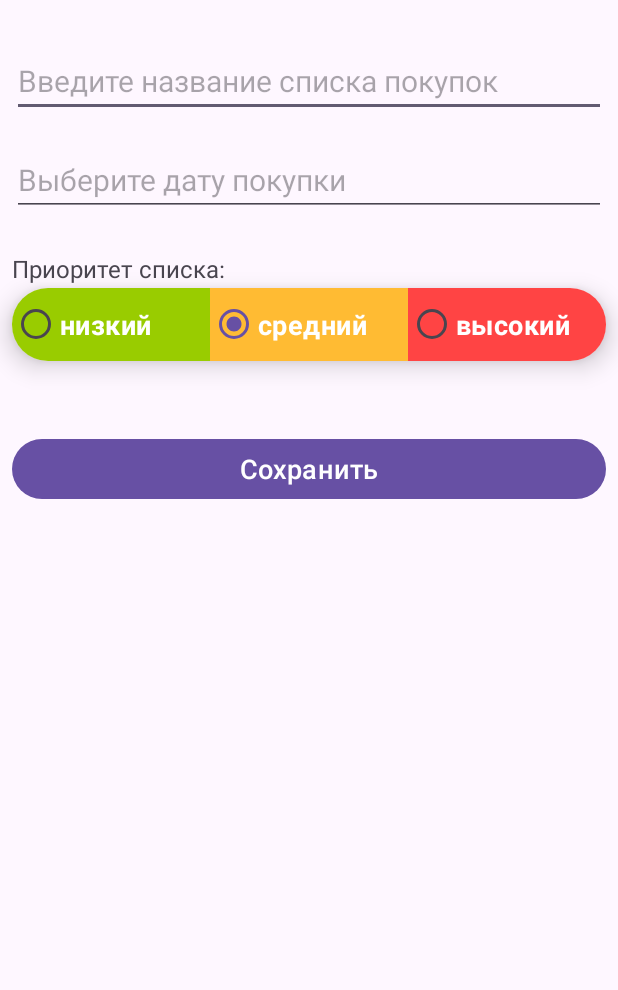
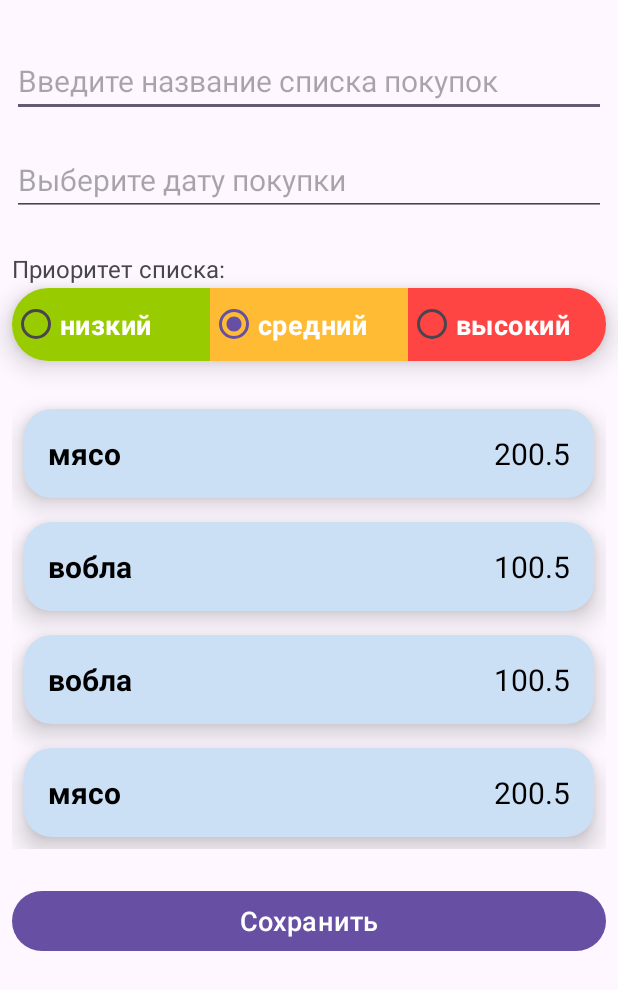
Before and after one commit to nick7v/shoppingList, an Android app: the EditBasketActivity screen opened directly, with no data from a screen before it, on a phone screen of 412 x 824 dp. Shown: the top 990 px of the screen. Run offline under Robolectric (Android 15) with nearby library versions, the phone set to English and light mode, and no system bars; our stand-ins replace Room's generated code.

Commit message:
Added RV and Adapter to 2 Activity.

```diff
--- a/app/src/main/AndroidManifest.xml
+++ b/app/src/main/AndroidManifest.xml
@@ -13,7 +13,7 @@
         android:theme="@style/Theme.ShoppingList"
         tools:targetApi="31">
         <activity
-            android:name=".AddBasketActivity"
+            android:name=".EditBasketActivity"
             android:exported="false" />
         <activity
             android:name=".MainActivity"
--- a/app/src/main/java/com/lnick7v/shoppinglist/AddBasketViewModel.kt
+++ /dev/null
@@ -1,20 +0,0 @@
-package com.lnick7v.shoppinglist
-
-import android.app.Application
-import androidx.lifecycle.AndroidViewModel
-import androidx.lifecycle.LiveData
-import androidx.lifecycle.MutableLiveData
-
-class AddBasketViewModel(application: Application): AndroidViewModel(application) {
-    private val basketDao = BasketsProductsDatabase.getInstance(application).BasketDao()
-    private var shouldCloseScreen = MutableLiveData<Boolean>()
-
-    fun getCloseScreen(): LiveData<Boolean> = shouldCloseScreen
-
-    fun addBasket(basket: Basket){
-        Thread {
-            basketDao.add(basket)
-            shouldCloseScreen.postValue(true)
-        }.start()
-    }
-}
--- a/app/src/main/java/com/lnick7v/shoppinglist/BasketsAdapter.kt
+++ b/app/src/main/java/com/lnick7v/shoppinglist/BasketsAdapter.kt
@@ -21,9 +21,9 @@ class BasketsAdapter: RecyclerView.Adapter<BasketsAdapter.BasketsViewHolder>() {
     }
 
     class BasketsViewHolder(view: View): RecyclerView.ViewHolder(view) {
-        var textViewBasket = view.findViewById<TextView>(R.id.textViewBasket)
-        var textViewBasketDate = view.findViewById<TextView>(R.id.textViewBasketDate)
-        var cardViewBasketItem = view.findViewById<CardView>(R.id.cardViewBasketItem)
+        var textViewBasket: TextView = view.findViewById(R.id.textViewBasket)
+        var textViewBasketDate: TextView = view.findViewById(R.id.textViewBasketDate)
+        var cardViewBasketItem: CardView = view.findViewById(R.id.cardViewBasketItem)
     }
 
     override fun onCreateViewHolder(parent: ViewGroup, viewType: Int): BasketsViewHolder {
--- a/app/src/main/java/com/lnick7v/shoppinglist/BasketsProductsDatabase.kt
+++ b/app/src/main/java/com/lnick7v/shoppinglist/BasketsProductsDatabase.kt
@@ -6,7 +6,7 @@ import androidx.room.Room
 import androidx.room.RoomDatabase
 
 const val DB_NAME = "baskets_products.db"
-@Database (entities = [Basket::class/*, Product::class*/], version = 2, exportSchema = false)
+@Database (entities = [Basket::class, Product::class], version = 3, exportSchema = false)
 abstract class BasketsProductsDatabase: RoomDatabase() {
     companion object {
         private var instance: BasketsProductsDatabase? = null
@@ -19,6 +19,6 @@ abstract class BasketsProductsDatabase: RoomDatabase() {
             return instance!!
         }
     }
-   // abstract fun ProductsDao(): ProductsDao
+   abstract fun ProductsDao(): ProductsDao
     abstract fun BasketDao(): BasketDao
 }
--- a/app/src/main/java/com/lnick7v/shoppinglist/AddBasketActivity.kt
+++ b/app/src/main/java/com/lnick7v/shoppinglist/EditBasketActivity.kt
@@ -9,20 +9,56 @@ import android.widget.EditText
 import android.widget.RadioButton
 import android.widget.Toast
 import androidx.lifecycle.ViewModelProvider
+import androidx.recyclerview.widget.ItemTouchHelper
+import androidx.recyclerview.widget.RecyclerView
 
-class AddBasketActivity : AppCompatActivity() {
+class EditBasketActivity : AppCompatActivity() {
     private lateinit var editTextBasketName: EditText
     private lateinit var editTextDateOfBasket: EditText
     private lateinit var radioButtonLow: RadioButton
     private lateinit var radioButtonMedium: RadioButton
     private lateinit var radioButtonHigh: RadioButton
     private lateinit var buttonSave: Button
-    private lateinit var viewModel: AddBasketViewModel
+    private lateinit var viewModel: EditBasketViewModel
+    private lateinit var productsAdapter: ProductsAdapter
+    private lateinit var recyclerViewProducts: RecyclerView
+
     override fun onCreate(savedInstanceState: Bundle?) {
         super.onCreate(savedInstanceState)
         setContentView(R.layout.activity_edit_basket)
-        viewModel = ViewModelProvider(this).get(AddBasketViewModel::class.java)
+        viewModel = ViewModelProvider(this).get(EditBasketViewModel::class.java)
         initViews()
+
+        productsAdapter = ProductsAdapter()
+        recyclerViewProducts.adapter = productsAdapter
+
+        viewModel.getProducts().observe(this) { products ->
+            productsAdapter.setProducts(products)
+        }
+
+        viewModel.addProduct(Product("вобла", 100.50, 1))
+        viewModel.addProduct(Product("мясо", 200.50, 1))
+
+        val itemTouchHelper = ItemTouchHelper(object: ItemTouchHelper
+            .SimpleCallback(0, ItemTouchHelper.LEFT or ItemTouchHelper.RIGHT){
+            override fun onMove(
+                recyclerView: RecyclerView,
+                viewHolder: RecyclerView.ViewHolder,
+                target: RecyclerView.ViewHolder
+            ): Boolean {
+                return false
+            }
+
+            override fun onSwiped(viewHolder: RecyclerView.ViewHolder, direction: Int) {
+                val position = viewHolder.adapterPosition
+                val product = productsAdapter.getProducts()[position]
+                viewModel.removeProduct(product)
+            }
+        })
+
+        itemTouchHelper.attachToRecyclerView(recyclerViewProducts)
+
+
 
         viewModel.getCloseScreen().observe(this) { closeScreen ->
             if(closeScreen) finish()
@@ -59,11 +95,12 @@ class AddBasketActivity : AppCompatActivity() {
         radioButtonMedium = findViewById(R.id.radioButtonMedium)
         radioButtonHigh = findViewById(R.id.radioButtonHigh)
         buttonSave = findViewById(R.id.buttonSave)
+        recyclerViewProducts = findViewById(R.id.recyclerViewProduct)
     }
 
     companion object {
         fun newIntent(context: Context): Intent {
-            return Intent(context, AddBasketActivity::class.java)
+            return Intent(context, EditBasketActivity::class.java)
         }
     }
 }
--- /dev/null
+++ b/app/src/main/java/com/lnick7v/shoppinglist/EditBasketViewModel.kt
@@ -0,0 +1,33 @@
+package com.lnick7v.shoppinglist
+
+import android.app.Application
+import androidx.lifecycle.AndroidViewModel
+import androidx.lifecycle.LiveData
+import androidx.lifecycle.MutableLiveData
+
+class EditBasketViewModel(application: Application) : AndroidViewModel(application) {
+    private val basketsProductsDatabase = BasketsProductsDatabase.getInstance(application)
+    private var shouldCloseScreen = MutableLiveData<Boolean>()
+
+    fun getProducts(): LiveData<List<Product>> {
+        return basketsProductsDatabase.ProductsDao().getProducts()
+    }
+
+    fun addProduct(product: Product) {
+        Thread { basketsProductsDatabase.ProductsDao().add(product) }.start()
+    }
+
+    fun removeProduct(product: Product) {
+        Thread { basketsProductsDatabase.ProductsDao().remove(product.id) }
+    }
+
+
+    fun getCloseScreen(): LiveData<Boolean> = shouldCloseScreen
+
+    fun addBasket(basket: Basket) {
+        Thread {
+            basketsProductsDatabase.BasketDao().add(basket)
+            shouldCloseScreen.postValue(true)
+        }.start()
+    }
+}
--- a/app/src/main/java/com/lnick7v/shoppinglist/MainActivity.kt
+++ b/app/src/main/java/com/lnick7v/shoppinglist/MainActivity.kt
@@ -49,7 +49,7 @@ class MainActivity : AppCompatActivity() {
 
 
         buttonAddBasket.setOnClickListener {
-            startActivity(AddBasketActivity.newIntent(this))
+            startActivity(EditBasketActivity.newIntent(this))
         }
     }
 
--- a/app/src/main/java/com/lnick7v/shoppinglist/MainViewModel.kt
+++ b/app/src/main/java/com/lnick7v/shoppinglist/MainViewModel.kt
@@ -4,14 +4,14 @@ import android.app.Application
 import androidx.lifecycle.AndroidViewModel
 import androidx.lifecycle.LiveData
 
-class MainViewModel(application: Application): AndroidViewModel(application) {
+class MainViewModel(application: Application) : AndroidViewModel(application) {
     private val basketsProductsDatabase = BasketsProductsDatabase.getInstance(application)
 
     fun getBaskets(): LiveData<List<Basket>> {
         return basketsProductsDatabase.BasketDao().getBaskets()
     }
 
-    fun remove (basket: Basket) {
-        Thread {basketsProductsDatabase.BasketDao().remove(basket.id)}.start()
+    fun remove(basket: Basket) {
+        Thread { basketsProductsDatabase.BasketDao().remove(basket.id) }.start()
     }
 }
--- /dev/null
+++ b/app/src/main/java/com/lnick7v/shoppinglist/ProductsAdapter.kt
@@ -0,0 +1,42 @@
+package com.lnick7v.shoppinglist
+
+import android.view.LayoutInflater
+import android.view.View
+import android.view.ViewGroup
+import android.widget.EditText
+import android.widget.TextView
+import androidx.recyclerview.widget.RecyclerView
+
+class ProductsAdapter:RecyclerView.Adapter<ProductsAdapter.ProductsViewHolder>() {
+    private var products = listOf<Product>()
+
+    fun getProducts(): List<Product> {
+        return ArrayList(products)
+    }
+
+    fun setProducts(products: List<Product>) {
+        this.products = products
+        notifyDataSetChanged()
+    }
+
+    class ProductsViewHolder(view: View): RecyclerView.ViewHolder(view) {
+        var editTextProductName: EditText = view.findViewById(R.id.editTextProductName)
+        var textViewProductPrice: TextView = view.findViewById(R.id.textViewProductPrice)
+    }
+
+    override fun onCreateViewHolder(parent: ViewGroup, viewType: Int): ProductsViewHolder {
+        val view = LayoutInflater.from(parent.context)
+            .inflate(R.layout.product_item, parent, false)
+        return ProductsViewHolder(view)
+    }
+
+    override fun getItemCount(): Int {
+        return products.size
+    }
+
+    override fun onBindViewHolder(holder: ProductsViewHolder, position: Int) {
+        val product = products[position]
+        holder.editTextProductName.setText(product.name)
+        holder.textViewProductPrice.text = product.price.toString()
+    }
+}
--- a/app/src/main/res/layout/activity_edit_basket.xml
+++ b/app/src/main/res/layout/activity_edit_basket.xml
@@ -10,7 +10,7 @@
         android:layout_width="match_parent"
         android:layout_height="wrap_content"
         android:orientation="vertical"
-        tools:context=".AddBasketActivity">
+        tools:context=".EditBasketActivity">
 
         <EditText
             android:id="@+id/editTextBasketName"
@@ -98,6 +98,7 @@
         </androidx.cardview.widget.CardView>
 
         <androidx.recyclerview.widget.RecyclerView
+            android:id="@+id/recyclerViewProduct"
             android:layout_width="match_parent"
             android:layout_height="wrap_content"
             android:layout_marginHorizontal="8dp"
--- a/app/src/main/res/layout/product_item.xml
+++ b/app/src/main/res/layout/product_item.xml
@@ -15,7 +15,7 @@
         android:layout_height="match_parent">
 
         <EditText
-            android:id="@+id/textViewProductName"
+            android:id="@+id/editTextProductName"
             android:layout_width="0dp"
             android:layout_height="match_parent"
             android:background="@null"
@@ -49,7 +49,7 @@
             app:layout_constraintBottom_toBottomOf="parent"
             app:layout_constraintEnd_toEndOf="parent"
             app:layout_constraintHorizontal_chainStyle="spread_inside"
-            app:layout_constraintStart_toEndOf="@+id/textViewProductName"
+            app:layout_constraintStart_toEndOf="@+id/editTextProductName"
             app:layout_constraintTop_toTopOf="parent"
             tools:text="1000р" />
     </androidx.constraintlayout.widget.ConstraintLayout>
```
